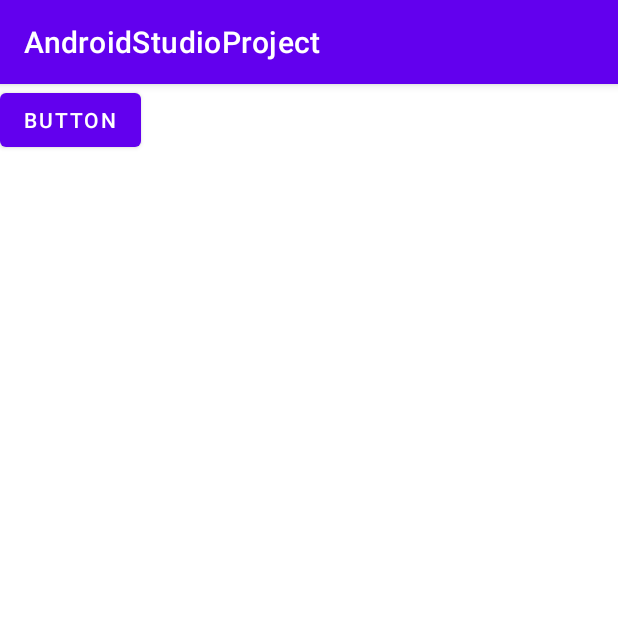
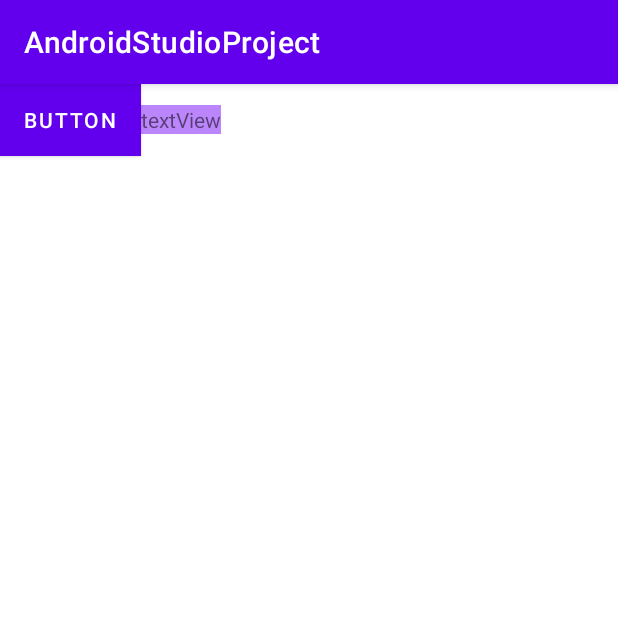
Before and after one commit to leedy3838/SWP, an Android app: the screen it shows after launch (MainActivity), on a phone screen of 412 x 824 dp, the top half of it. Run offline under Robolectric (Android 15) with nearby library versions, the phone set to English and light mode, and no system bars.

Commit message:
버튼 활용하기

```diff
--- a/app/src/main/java/com/example/androidstudioproject/MainActivity.kt
+++ b/app/src/main/java/com/example/androidstudioproject/MainActivity.kt
@@ -2,15 +2,15 @@ package com.example.androidstudioproject
 
 import androidx.appcompat.app.AppCompatActivity
 import android.os.Bundle
+import android.view.View
 import kotlinx.android.synthetic.main.activity_main.*
 
 class MainActivity : AppCompatActivity() {
     override fun onCreate(savedInstanceState: Bundle?) {
         super.onCreate(savedInstanceState)
         setContentView(R.layout.activity_main)
-
-        Btn1.setOnClickListener {
-            Btn1.text = "clicked"
-        }
+    }
+    fun clicked(v : View){
+        Btn1.text = "clicked"
     }
 }
--- a/app/src/main/res/layout/activity_main.xml
+++ b/app/src/main/res/layout/activity_main.xml
@@ -7,10 +7,18 @@
     tools:context=".MainActivity">
 
     <Button
+        android:id="@+id/Btn1"
         android:layout_width="wrap_content"
         android:layout_height="wrap_content"
-        android:id="@+id/Btn1"
-        android:text="Button"/>
+        android:onClick="clicked"
+        android:text="Button"
+        android:background="@color/black"/>
+    <TextView
+        android:layout_width="wrap_content"
+        android:layout_height="wrap_content"
+        android:text="textView"
+        android:background="@color/purple_200"
+        />
 
 
 </androidx.appcompat.widget.LinearLayoutCompat>
```
